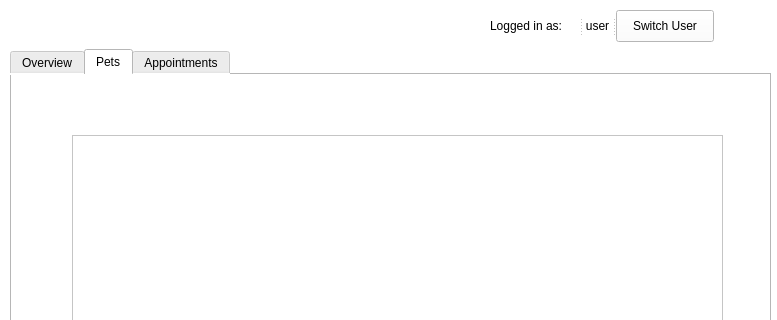
First picture: the form in ProjectSAS/application.ui, repository SimenSch/ProjectSAS, before the edit; both pictures show x 0 to 777 and y 0 to 320 of the 777 by 589 pixel window.
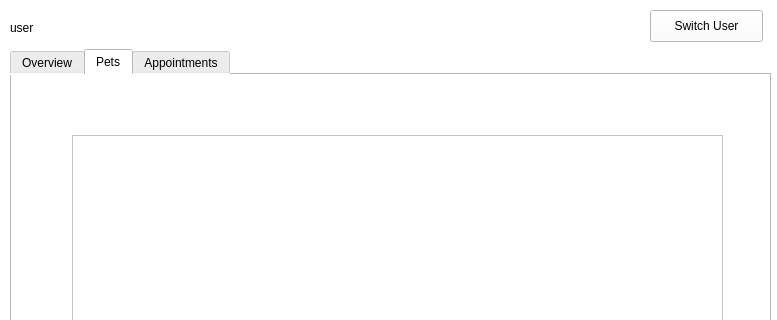
Second picture: the form after the edit. The open tabs and pages were chosen to show the change. Icons and pictures are not drawn.

What changed in the file:
```diff
--- a/ProjectSAS/application.ui
+++ b/ProjectSAS/application.ui
@@ -392,36 +392,31 @@
       </widget>
      </widget>
     </widget>
-    <widget class="QSplitter" name="splitter">
+    <widget class="QPushButton" name="switchUserButton">
      <property name="geometry">
       <rect>
-       <x>490</x>
+       <x>650</x>
        <y>10</y>
-       <width>224</width>
+       <width>113</width>
        <height>32</height>
       </rect>
      </property>
-     <property name="orientation">
-      <enum>Qt::Horizontal</enum>
+     <property name="text">
+      <string>Switch User</string>
      </property>
-     <widget class="QLabel" name="label">
-      <property name="text">
-       <string>Logged in as:</string>
-      </property>
-     </widget>
-     <widget class="QLabel" name="userLabel">
-      <property name="text">
-       <string>user</string>
-      </property>
-      <property name="alignment">
-       <set>Qt::AlignCenter</set>
-      </property>
-     </widget>
-     <widget class="QPushButton" name="switchUserButton">
-      <property name="text">
-       <string>Switch User</string>
-      </property>
-     </widget>
+    </widget>
+    <widget class="QLabel" name="activeUserLabel">
+     <property name="geometry">
+      <rect>
+       <x>10</x>
+       <y>20</y>
+       <width>141</width>
+       <height>16</height>
+      </rect>
+     </property>
+     <property name="text">
+      <string>user</string>
+     </property>
     </widget>
    </widget>
    <widget class="QWidget" name="registerPetPage">
```
Left out of the diff: 11 changed lines with no effect on the pictures.
